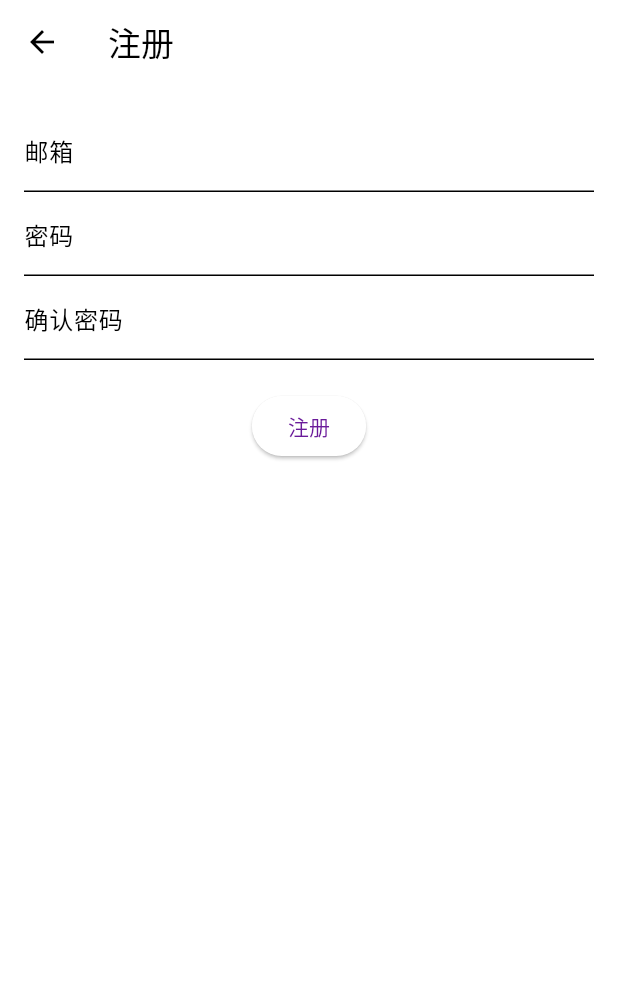
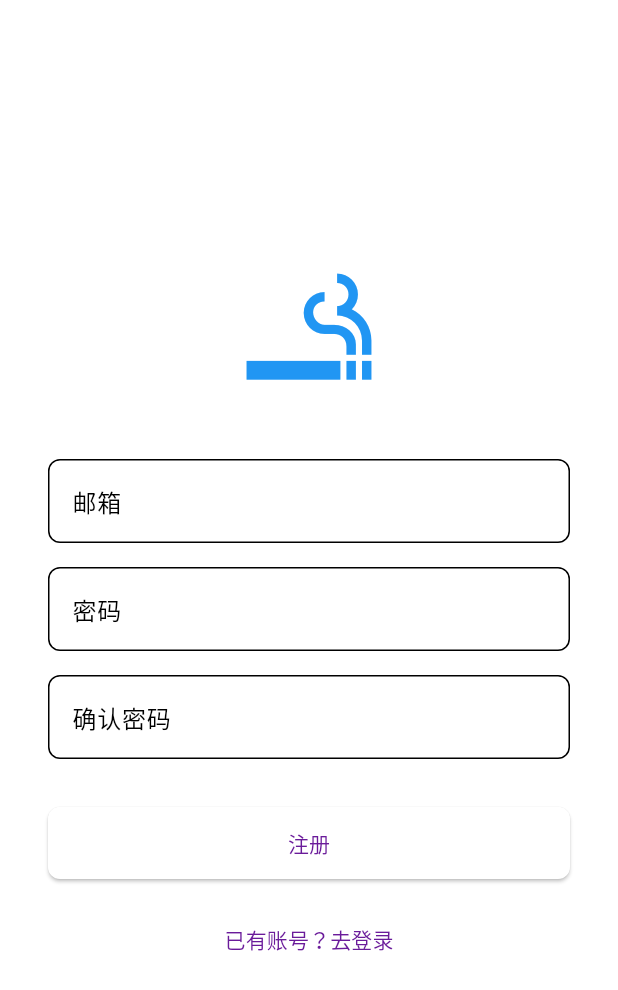
Before and after one commit to oliyo2023/stopsmoking_app, a Flutter app: the LoginPage screen opened by its route, after a tap on "登录", after a tap on "没有账号？去注册", on a phone screen of 412 x 824 dp. Shown: the top 990 px of the screen. Run offline on Flutter 3.47's test engine with Material 3 defaults, Android fonts, the phone set to English and light mode, and no system bars; our stand-ins replace get, image_picker, pocketbase; network calls fail.

```diff
--- a/lib/pages/chat_page.dart
+++ b/lib/pages/chat_page.dart
@@ -12,7 +12,7 @@ class ChatPage extends GetView<ChatController> {
   Widget build(BuildContext context) {
     return Scaffold(
       appBar: AppBar(
-        title: const Text('你是哪个？'),
+        title: const Text('戒烟小助手'),
         actions: [
           PopupMenuButton<String>(
             onSelected: (value) {
--- a/lib/pages/login_page.dart
+++ b/lib/pages/login_page.dart
@@ -9,18 +9,25 @@ class LoginPage extends GetView<LoginController> {
   @override
   Widget build(BuildContext context) {
     return Scaffold(
-      appBar: AppBar(
-        title: const Text('登录'),
-      ),
-      body: Form(
+      body: Center(
+        child: SingleChildScrollView(
+          padding: const EdgeInsets.all(32.0),
+          child: Form(
             key: _formKey,
-        child: Padding(
-          padding: const EdgeInsets.all(16.0),
             child: Column(
+              mainAxisAlignment: MainAxisAlignment.center,
               children: [
+                const Icon(Icons.smoking_rooms,
+                    size: 100, color: Colors.blue), // Placeholder logo
+                const SizedBox(height: 32),
                 TextFormField(
                   onChanged: (value) => controller.email.value = value,
-                decoration: const InputDecoration(labelText: '邮箱'),
+                  decoration: InputDecoration(
+                    labelText: '邮箱',
+                    border: OutlineInputBorder(
+                      borderRadius: BorderRadius.circular(8.0),
+                    ),
+                  ),
                   keyboardType: TextInputType.emailAddress,
                   validator: (value) {
                     if (value == null || value.isEmpty) {
@@ -29,9 +36,15 @@ class LoginPage extends GetView<LoginController> {
                     return null;
                   },
                 ),
+                const SizedBox(height: 16),
                 TextFormField(
                   onChanged: (value) => controller.password.value = value,
-                decoration: const InputDecoration(labelText: '密码'),
+                  decoration: InputDecoration(
+                    labelText: '密码',
+                    border: OutlineInputBorder(
+                      borderRadius: BorderRadius.circular(8.0),
+                    ),
+                  ),
                   obscureText: true,
                   validator: (value) {
                     if (value == null || value.isEmpty) {
@@ -40,17 +53,24 @@ class LoginPage extends GetView<LoginController> {
                     return null;
                   },
                 ),
-              const SizedBox(height: 20),
+                const SizedBox(height: 32),
                 ElevatedButton(
                   onPressed: () {
                     if (_formKey.currentState!.validate()) {
                       controller.login();
                     }
                   },
+                  style: ElevatedButton.styleFrom(
+                    minimumSize: const Size(double.infinity, 48),
+                    shape: RoundedRectangleBorder(
+                      borderRadius: BorderRadius.circular(8.0),
+                    ),
+                  ),
                   child: Obx(() => controller.isLoading.value
                       ? const CircularProgressIndicator()
                       : const Text('登录')),
                 ),
+                const SizedBox(height: 16),
                 TextButton(
                   onPressed: () {
                     Get.toNamed('/register');
@@ -61,6 +81,7 @@ class LoginPage extends GetView<LoginController> {
             ),
           ),
         ),
+      ),
     );
   }
 }
--- a/lib/pages/register_page.dart
+++ b/lib/pages/register_page.dart
@@ -70,18 +70,25 @@ class _RegisterPageState extends State<RegisterPage> {
   @override
   Widget build(BuildContext context) {
     return Scaffold(
-      appBar: AppBar(
-        title: const Text('注册'),
-      ),
-      body: Form(
+      body: Center(
+        child: SingleChildScrollView(
+          padding: const EdgeInsets.all(32.0),
+          child: Form(
             key: _formKey,
-        child: Padding(
-          padding: const EdgeInsets.all(16.0),
             child: Column(
+              mainAxisAlignment: MainAxisAlignment.center,
               children: [
+                const Icon(Icons.smoking_rooms,
+                    size: 100, color: Colors.blue), // Placeholder logo
+                const SizedBox(height: 32),
                 TextFormField(
                   controller: _emailController,
-                decoration: const InputDecoration(labelText: '邮箱'),
+                  decoration: InputDecoration(
+                    labelText: '邮箱',
+                    border: OutlineInputBorder(
+                      borderRadius: BorderRadius.circular(8.0),
+                    ),
+                  ),
                   keyboardType: TextInputType.emailAddress,
                   validator: (value) {
                     if (value == null || value.isEmpty) {
@@ -90,9 +97,15 @@ class _RegisterPageState extends State<RegisterPage> {
                     return null;
                   },
                 ),
+                const SizedBox(height: 16),
                 TextFormField(
                   controller: _passwordController,
-                decoration: const InputDecoration(labelText: '密码'),
+                  decoration: InputDecoration(
+                    labelText: '密码',
+                    border: OutlineInputBorder(
+                      borderRadius: BorderRadius.circular(8.0),
+                    ),
+                  ),
                   obscureText: true,
                   validator: (value) {
                     if (value == null || value.isEmpty) {
@@ -102,9 +115,15 @@ class _RegisterPageState extends State<RegisterPage> {
                     return null;
                   },
                 ),
+                const SizedBox(height: 16),
                 TextFormField(
                   controller: _passwordConfirmController,
-                decoration: const InputDecoration(labelText: '确认密码'),
+                  decoration: InputDecoration(
+                    labelText: '确认密码',
+                    border: OutlineInputBorder(
+                      borderRadius: BorderRadius.circular(8.0),
+                    ),
+                  ),
                   obscureText: true,
                   validator: (value) {
                     if (value == null || value.isEmpty) {
@@ -116,7 +135,7 @@ class _RegisterPageState extends State<RegisterPage> {
                     return null;
                   },
                 ),
-              const SizedBox(height: 20),
+                const SizedBox(height: 32),
                 ElevatedButton(
                   onPressed: _isLoading
                       ? null
@@ -125,11 +144,25 @@ class _RegisterPageState extends State<RegisterPage> {
                             _registerUser();
                           }
                         },
+                  style: ElevatedButton.styleFrom(
+                    minimumSize: const Size(double.infinity, 48),
+                    shape: RoundedRectangleBorder(
+                      borderRadius: BorderRadius.circular(8.0),
+                    ),
+                  ),
                   child: _isLoading
                       ? const CircularProgressIndicator()
                       : const Text('注册'),
                 ),
+                const SizedBox(height: 16),
+                TextButton(
+                  onPressed: () {
+                    Get.toNamed('/login');
+                  },
+                  child: const Text('已有账号？去登录'),
+                ),
               ],
+            ),
           ),
         ),
       ),
--- a/lib/theme/app_theme.dart
+++ b/lib/theme/app_theme.dart
@@ -1,6 +1,9 @@
 import 'package:flutter/material.dart';
 
 final appTheme = ThemeData(
+  appBarTheme: const AppBarTheme(
+    backgroundColor: Color(0xFF6A1B9A),
+  ),
   colorScheme: const ColorScheme(
     primary: Color(0xFF6A1B9A), // 深紫色
     secondary: Color(0xFF9C27B0), // 中等紫色
```
Also changed, not shown: 251 other files. Lines whose indentation alone changed are shown as unchanged.
